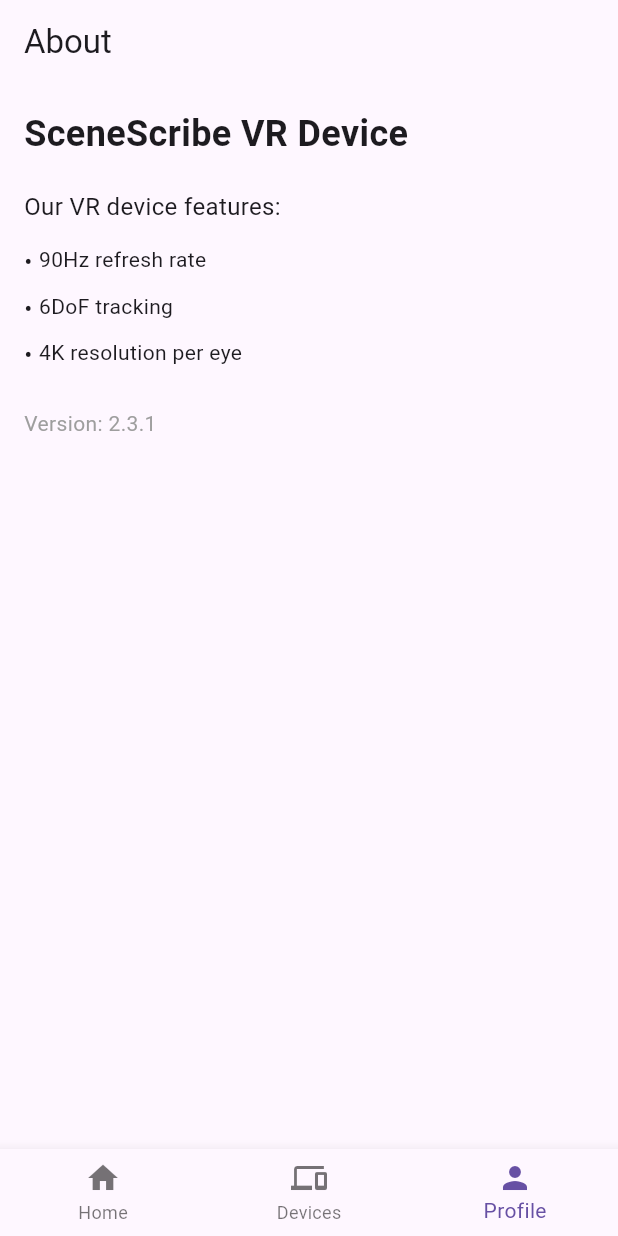
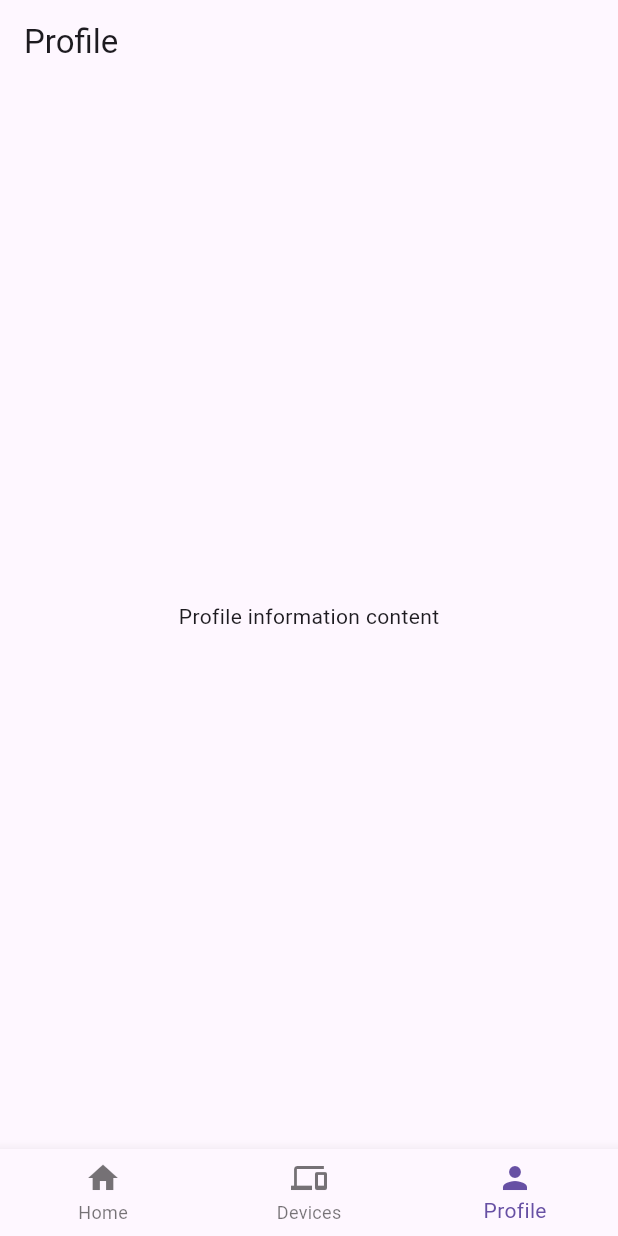
Before and after one commit to salman-hash/scenescribe-app, a Flutter app: the screen it shows after launch, item 3 of the bottom bar chosen, on a phone screen of 412 x 824 dp. Run offline on Flutter 3.47's test engine with Material 3 defaults, Android fonts, the phone set to English and light mode, and no system bars; missing offline and left inert: wifi_scan; statements that could not run were skipped.

Commit message:
refactor: implement main navigation with bottom tabs and home screen

```diff
--- a/lib/main.dart
+++ b/lib/main.dart
@@ -1,5 +1,7 @@
+// main.dart
 import 'package:flutter/material.dart';
-import 'package:http/http.dart' as http;
+import 'main_navigation.dart'; // Add this import
+import 'screens/home_screen.dart'; // Renamed from main_screen.dart
 
 void main() {
   runApp(MyApp());
@@ -11,10 +13,6 @@
     return MaterialApp(
       title: 'SceneScribe',
       debugShowCheckedModeBanner: false,
-      theme: ThemeData(
-        primarySwatch: Colors.deepPurple,
-        useMaterial3: true,
-      ),
       home: SplashScreen(),
     );
   }
@@ -41,7 +39,7 @@
 
     Future.delayed(Duration(seconds: 3), () {
       Navigator.of(context).pushReplacement(
-        MaterialPageRoute(builder: (_) => MainNavigationWrapper()),
+        MaterialPageRoute(builder: (_) => MainNavigationWrapper()), // Changed to MainNavigationWrapper
       );
     });
   }
@@ -71,114 +69,3 @@
     );
   }
 }
-
-class MainNavigationWrapper extends StatefulWidget {
-  @override
-  _MainNavigationWrapperState createState() => _MainNavigationWrapperState();
-}
-
-class _MainNavigationWrapperState extends State<MainNavigationWrapper> {
-  int _currentIndex = 0;
-  final List<Widget> _screens = [
-    HomeTabScreen(),
-    DevicesTabScreen(),
-    ProfileTabScreen(),
-  ];
-
-  @override
-  Widget build(BuildContext context) {
-    return Scaffold(
-      body: _screens[_currentIndex],
-      bottomNavigationBar: BottomNavigationBar(
-        currentIndex: _currentIndex,
-        onTap: (index) => setState(() => _currentIndex = index),
-        items: [
-          BottomNavigationBarItem(
-            icon: Icon(Icons.home),
-            label: 'Home',
-          ),
-          BottomNavigationBarItem(
-            icon: Icon(Icons.devices),
-            label: 'Devices',
-          ),
-          BottomNavigationBarItem(
-            icon: Icon(Icons.person),
-            label: 'Profile',
-          ),
-        ],
-      ),
-    );
-  }
-}
-
-class HomeTabScreen extends StatelessWidget {
-  @override
-  Widget build(BuildContext context) {
-    return Scaffold(
-      appBar: AppBar(title: Text('Home')),
-      body: Center(child: Text('Main Content Area')),
-    );
-  }
-}
-
-class DevicesTabScreen extends StatelessWidget {
-  @override
-  Widget build(BuildContext context) {
-    return Scaffold(
-      appBar: AppBar(title: Text('Devices')),
-      body: ListView(
-        children: [
-          ListTile(
-            leading: Icon(Icons.device_hub),
-            title: Text('VR Headset X2000'),
-            subtitle: Text('Connected - Battery 85%'),
-            trailing: Icon(Icons.signal_cellular_alt, color: Colors.green),
-          ),
-          // Add more devices as needed
-        ],
-      ),
-    );
-  }
-}
-
-class ProfileTabScreen extends StatelessWidget {
-  @override
-  Widget build(BuildContext context) {
-    return Scaffold(
-      appBar: AppBar(title: Text('About')),
-      body: Padding(
-        padding: EdgeInsets.all(16),
-        child: Column(
-          crossAxisAlignment: CrossAxisAlignment.start,
-          children: [
-            Text('SceneScribe VR Device', style: TextStyle(fontSize: 24, fontWeight: FontWeight.bold)),
-            SizedBox(height: 20),
-            Text('Our VR device features:', style: TextStyle(fontSize: 16)),
-            SizedBox(height: 10),
-            _buildBulletPoint('90Hz refresh rate'),
-            _buildBulletPoint('6DoF tracking'),
-            _buildBulletPoint('4K resolution per eye'),
-            SizedBox(height: 20),
-            Text('Version: 2.3.1', style: TextStyle(color: Colors.grey)),
-          ],
-        ),
-      ),
-    );
-  }
-
-  Widget _buildBulletPoint(String text) {
-    return Padding(
-      padding: EdgeInsets.symmetric(vertical: 4),
-      child: Row(
-        crossAxisAlignment: CrossAxisAlignment.start,
-        children: [
-          Text('• ', style: TextStyle(fontSize: 16)),
-          Expanded(child: Text(text)),
-        ],
-      ),
-    );
-  }
-}
-
-// Keep your existing WiFi activation screens below (WelcomeScreen, WiFiFormScreen, SuccessScreen)
-// ... [rest of your existing screens stay unchanged]
--- /dev/null
+++ b/lib/main_navigation.dart
@@ -0,0 +1,65 @@
+// main_navigation.dart
+import 'package:flutter/material.dart';
+import 'home_screen.dart';
+import 'device_status_screen.dart';
+import 'activate_device_screen.dart';
+
+class MainNavigationWrapper extends StatefulWidget {
+  @override
+  _MainNavigationWrapperState createState() => _MainNavigationWrapperState();
+}
+
+class _MainNavigationWrapperState extends State<MainNavigationWrapper> {
+  int _currentIndex = 0;
+
+  final List<Widget> _screens = [
+    HomeScreen(), // Your existing main screen (now HomeScreen)
+    DevicesTabScreen(), // New devices tab
+    ProfileTabScreen(), // New profile tab
+  ];
+
+  @override
+  Widget build(BuildContext context) {
+    return Scaffold(
+      body: _screens[_currentIndex],
+      bottomNavigationBar: BottomNavigationBar(
+        currentIndex: _currentIndex,
+        onTap: (index) => setState(() => _currentIndex = index),
+        items: [
+          BottomNavigationBarItem(
+            icon: Icon(Icons.home),
+            label: 'Home',
+          ),
+          BottomNavigationBarItem(
+            icon: Icon(Icons.devices),
+            label: 'Devices',
+          ),
+          BottomNavigationBarItem(
+            icon: Icon(Icons.person),
+            label: 'Profile',
+          ),
+        ],
+      ),
+    );
+  }
+}
+
+class DevicesTabScreen extends StatelessWidget {
+  @override
+  Widget build(BuildContext context) {
+    return Scaffold(
+      appBar: AppBar(title: Text('Devices')),
+      body: Center(child: Text('Devices management content')),
+    );
+  }
+}
+
+class ProfileTabScreen extends StatelessWidget {
+  @override
+  Widget build(BuildContext context) {
+    return Scaffold(
+      appBar: AppBar(title: Text('Profile')),
+      body: Center(child: Text('Profile information content')),
+    );
+  }
+}
```
